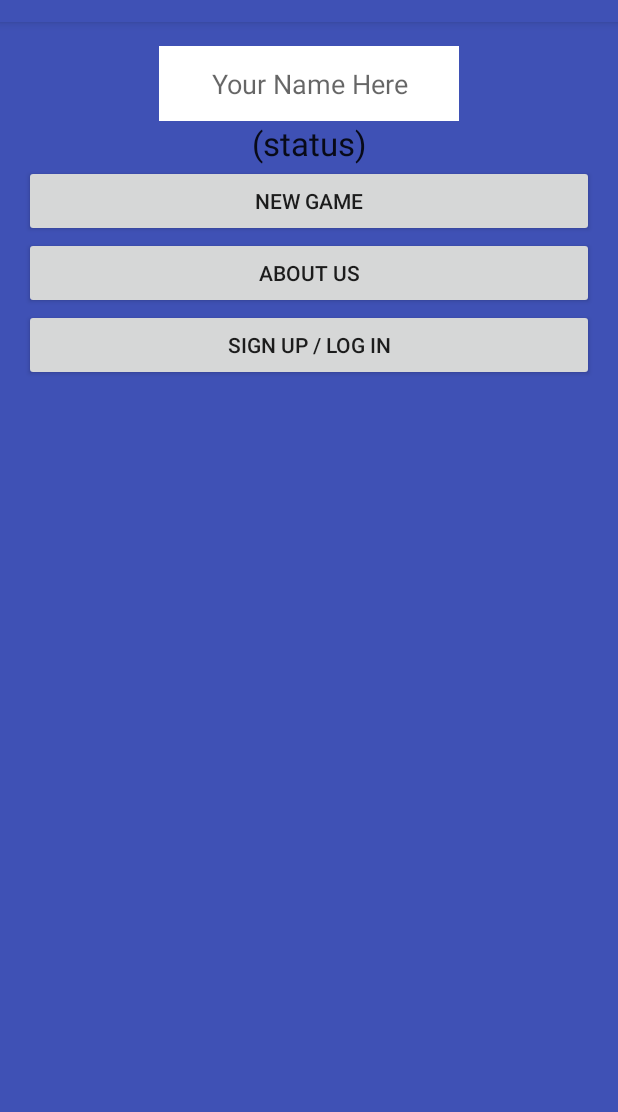
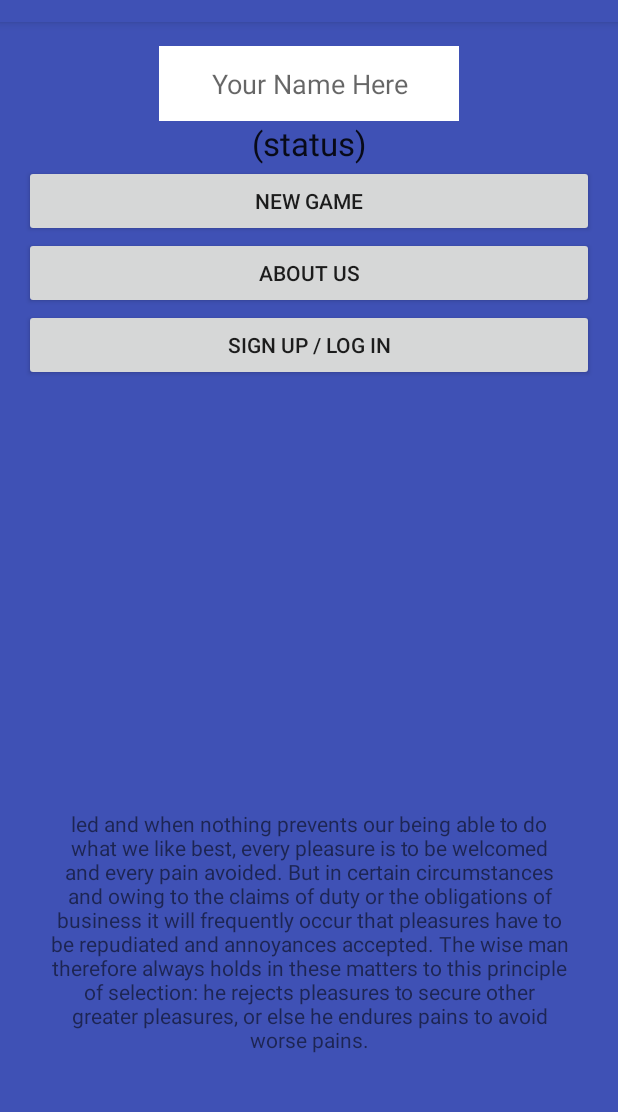
Before and after one commit to bytao7mao/ZombieTextGame, an Android app: the screen it shows after launch (MainActivity), on a phone screen of 412 x 824 dp, the part 62-1174 px from its top. Run offline under Robolectric (Android 15) with nearby library versions, the phone set to English and light mode, and no system bars; 7 statements that could not run were skipped.

Commit message:
mod layouts

```diff
--- a/app/src/main/res/layout/activity_main.xml
+++ b/app/src/main/res/layout/activity_main.xml
@@ -9,6 +9,17 @@
     android:paddingTop="@dimen/activity_vertical_margin"
     android:background="@color/colorPrimary"
     tools:context=".MainActivity">
+
+    <TextView
+        android:layout_width="wrap_content"
+        android:layout_height="wrap_content"
+        android:layout_above="@+id/btnPromo"
+        android:layout_alignParentLeft="true"
+        android:layout_alignParentStart="true"
+        android:layout_gravity="center_horizontal"
+        android:padding="16dp"
+        android:text="@string/text_first_layout"
+        android:textAlignment="center" />
 
     <Button
         android:id="@+id/newGamebtn"
--- a/app/src/main/res/values/strings.xml
+++ b/app/src/main/res/values/strings.xml
@@ -1,3 +1,5 @@
 <resources>
     <string name="app_name">Firebase First Look</string>
+    <string name="text_first_layout">led and when nothing prevents our being able to do what we like best, every pleasure is to be welcomed and every pain avoided. But in certain circumstances and owing to the claims of duty or the obligations of business it will frequently occur that pleasures have to be repudiated and annoyances accepted. The wise man therefore always holds in these matters to this principle of selection: he rejects pleasures to secure other greater pleasures, or else he endures pains to avoid worse pains.</string>
+
 </resources>
```
